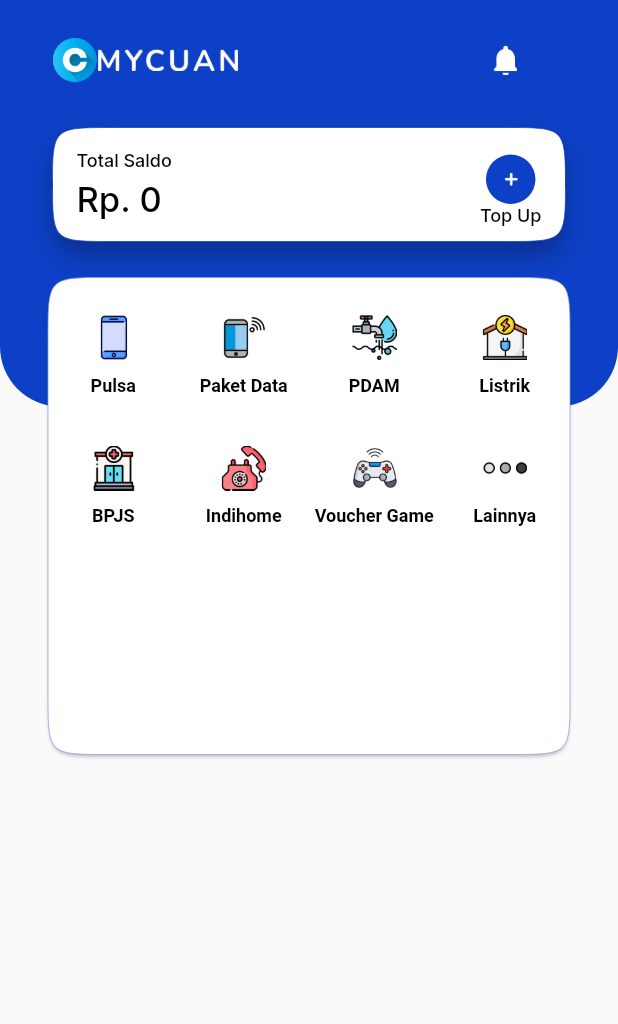
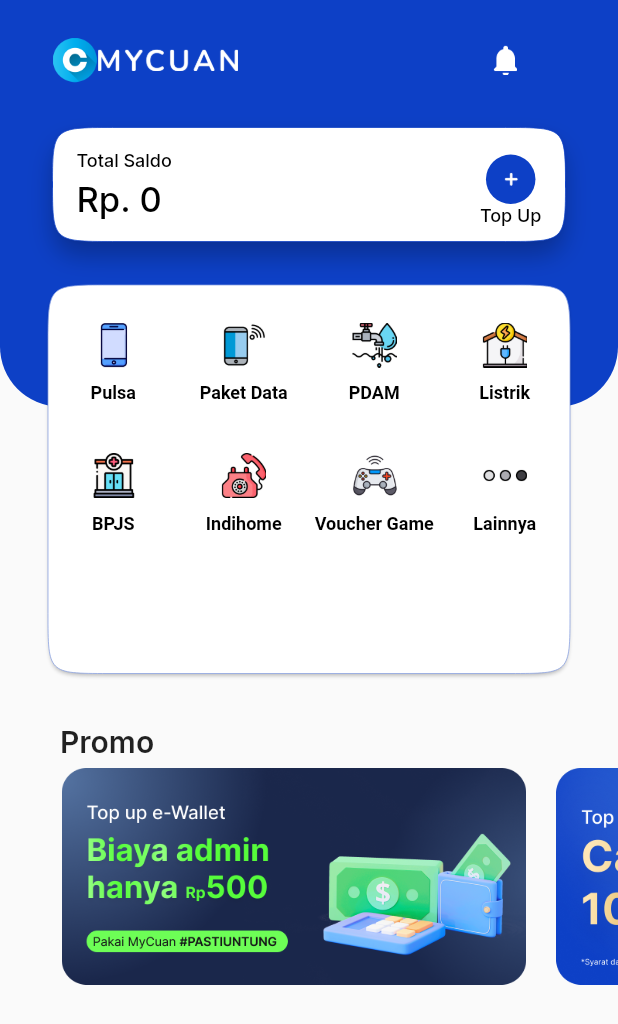
Before and after one commit to erlandmotor/PODB_Flutter, a Flutter app: the HomePage screen opened directly, on a phone screen of 412 x 824 dp. Shown: the top 1024 px of the screen. Run offline on Flutter 3.47's test engine with Material 2 defaults, Android fonts, the phone set to English and light mode, and no system bars; our stand-ins replace google_fonts; Roboto replaces fonts that are missing (Poppins).

Commit message:
memperbaiki tampilan home

```diff
--- a/lib/page/home/home.dart
+++ b/lib/page/home/home.dart
@@ -21,7 +21,18 @@
 }
 
 class _HomePageState extends State<HomePage> {
-
+ late PageController _pageController;
+ int activePage =1;
+ @override
+  void initState() {
+    _pageController = PageController(viewportFraction: 0.8);
+    super.initState();
+  }
+  @override
+  void dispose() {
+    _pageController.dispose();
+    super.dispose();
+  }
   @override
   Widget build(BuildContext context) {
     return Scaffold(
@@ -117,10 +128,10 @@
                    )),
                    Expanded(
                      child: Padding(
-                       padding: const EdgeInsets.only(left: 28,right: 28,bottom: 10,top: 15),
+                       padding: const EdgeInsets.only(left: 28,right: 28,top: 20,bottom: 30),
                        child: Boxbesar(
                         child: GridView.builder(
-                          padding: EdgeInsets.only(top: 15),
+                          padding: EdgeInsets.only(top: 15,),
                           gridDelegate: const SliverGridDelegateWithFixedCrossAxisCount(
                           crossAxisCount: 4,
                           // childAspectRatio: 5 ,
@@ -198,6 +209,38 @@
                         )),
                      ),
                    ),
+                   Padding(
+                     padding: const EdgeInsets.only(left: 40),
+                     child: Text("Promo",
+                                  style: GoogleFonts.inter(
+                                    fontSize: 20,
+                                    fontWeight: FontWeight.w600
+                                  )),
+                   ),
+                      Expanded(
+                        child: PageView.builder(
+                          itemCount: gambarPromo.length,
+                          pageSnapping: true,
+                          controller: _pageController,
+                          onPageChanged: (page) {
+                            setState(() {
+                              activePage = page;
+                            });
+                          },
+                          itemBuilder: (context, pagePosition) {
+                            return Column(
+                              mainAxisAlignment: MainAxisAlignment.start,
+                              crossAxisAlignment: CrossAxisAlignment.start,
+                              children: [
+
+                                InkWell(
+                                  child: Container(
+                                    margin: EdgeInsets.only(right: 20,top: 5,bottom: 20),
+                                    child: Image.asset(gambarPromo[pagePosition]))),
+                              ],
+                            );
+                          }),
+                      ),
 
                 //  Container(
                 //    child: Text("Promo",style: GoogleFonts.inter(
@@ -205,6 +248,7 @@
                 //     fontWeight: FontWeight.w600
                 //    ),),
                 //  )
+
               ],
             ),
 
--- a/lib/page/widgets/box_besar.dart
+++ b/lib/page/widgets/box_besar.dart
@@ -8,9 +8,7 @@
 
   @override
   Widget build(BuildContext context) {
-    return Container(
-      margin: EdgeInsets.only(bottom: 307),
-      child: Card(
+    return Card(
       elevation: 1,
      // margin: EdgeInsets.symmetric(horizontal: 5,vertical: 5),
       shape: ContinuousRectangleBorder(
@@ -24,7 +22,6 @@
       child: child
 
 
-      ),
     );
   }
 }
--- a/lib/page/widgets/box_kecil.dart
+++ b/lib/page/widgets/box_kecil.dart
@@ -8,9 +8,7 @@
 
   @override
   Widget build(BuildContext context) {
-    return Container(
-      //margin: EdgeInsets.only(bottom: 510,),
-      child: Padding(
+    return Padding(
       padding: EdgeInsets.only(left: 30,right: 30,),
       child: Card(
         elevation: 5,
@@ -29,7 +27,6 @@
 
         ),
       ),
-      ),
     );
   }
 }
--- a/lib/page/widgets/constanta.dart
+++ b/lib/page/widgets/constanta.dart
@@ -19,3 +19,7 @@
   List iconNavbar = [
     "assets/icon/home.png","assets/icon/jam.png","assets/icon/tanda_tanya.png","assets/icon/orang.png",
   ];
+
+  List gambarPromo = [
+    "assets/image/admin.png","assets/image/cashback.png","assets/image/listrik.png",
+  ];
--- a/pubspec.yaml
+++ b/pubspec.yaml
@@ -37,6 +37,7 @@
   # Use with the CupertinoIcons class for iOS style icons.
   cupertino_icons: ^1.0.2
   google_fonts: ^3.0.1
+  carousel_slider: ^4.1.1
 
 dev_dependencies:
   flutter_test:
```
Also changed, not shown: assets/image/admin.png (added), assets/image/cashback.png (added), assets/image/listrik.png (added), pubspec.lock. Lines whose indentation alone changed are shown as unchanged.
